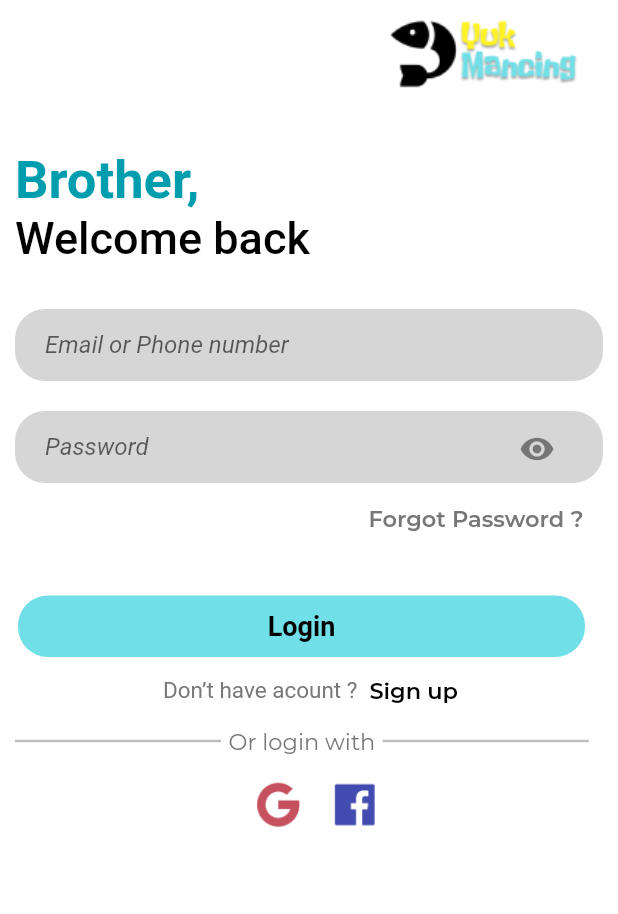
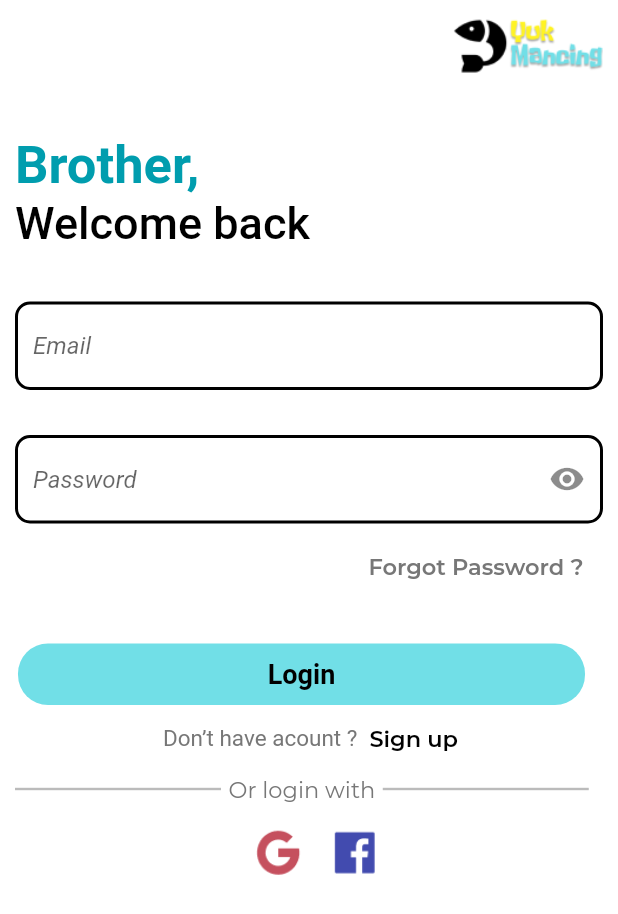
Before and after one commit to mari-bangkit/Mobi.lo, a Flutter app: the Loginpage screen opened directly, on a phone screen of 412 x 824 dp. Shown: the top 914 px of the screen. Run offline on Flutter 3.47's test engine with Material 2 defaults, Android fonts, the phone set to English and light mode, and no system bars; our stand-ins replace animate_do, flutter_snake_navigationbar, fluttertoast, readmore; Roboto replaces fonts that are missing (Gothic A1); project files that could hold a hidden picture were left out.

Commit message:
Update Login logic

```diff
--- a/lib/UI/login_page.dart
+++ b/lib/UI/login_page.dart
@@ -23,10 +23,18 @@ class Loginpage extends StatefulWidget {
 
 class _LoginPageState extends State<Loginpage> {
   bool _isObscure = true;
+  bool _validateUsername = false;
+  bool _validatePassword = false;
 
+  var _username;
+  var _passwordUser;
+
+  TextEditingController _usernameController = TextEditingController();
+  TextEditingController _passwordController = TextEditingController();
   @override
   Widget build(BuildContext context) {
     DateTime _timebackPressed = DateTime.now();
+
     return WillPopScope(
       onWillPop: () async {
         final _difference = DateTime.now().difference(_timebackPressed);
@@ -61,10 +69,10 @@ class _LoginPageState extends State<Loginpage> {
                     child: Container(
                       margin: const EdgeInsets.only(
                         top: 10,
-                        right: 15,
+                        right: 10,
                       ),
-                      height: 50,
-                      width: 150,
+                      height: 40,
+                      width: 100,
                       decoration: const BoxDecoration(
                         image: DecorationImage(
                           image: AssetImage("Assets/Images/Logo.png"),
@@ -107,22 +115,27 @@ class _LoginPageState extends State<Loginpage> {
                             height: 30,
                           ),
                           Container(
-                            height: 48,
-                            width: MediaQuery.of(context).size.width,
                             margin: const EdgeInsets.only(right: 10),
-                            padding: const EdgeInsets.symmetric(
-                                horizontal: 20, vertical: 5),
-                            decoration: BoxDecoration(
-                              color: kLightGray.withOpacity(0.3),
-                              borderRadius: const BorderRadius.all(
-                                Radius.circular(20),
-                              ),
-                            ),
-                            child: const TextField(
+                            padding: const EdgeInsets.symmetric(vertical: 5),
+                            child: TextField(
+                              controller: _usernameController,
+                              keyboardType: TextInputType.emailAddress,
                               decoration: InputDecoration(
-                                  border: InputBorder.none,
-                                  hintText: "Email or Phone number"),
-                              style: TextStyle(
+                                  enabledBorder: OutlineInputBorder(
+                                    borderRadius: BorderRadius.circular(10),
+                                    borderSide: const BorderSide(
+                                        color: Colors.black, width: 2),
+                                  ),
+                                  focusedBorder: OutlineInputBorder(
+                                    borderRadius: BorderRadius.circular(5),
+                                    borderSide: const BorderSide(
+                                        color: Colors.black, width: 2),
+                                  ),
+                                  errorText: _validateUsername
+                                      ? "Email Can\'t empty"
+                                      : null,
+                                  hintText: "Email"),
+                              style: const TextStyle(
                                 fontStyle: FontStyle.italic,
                                 color: kGray,
                               ),
@@ -132,21 +145,25 @@ class _LoginPageState extends State<Loginpage> {
                             height: 20,
                           ),
                           Container(
-                            height: 48,
-                            width: MediaQuery.of(context).size.width,
                             margin: const EdgeInsets.only(right: 10),
-                            padding: const EdgeInsets.symmetric(
-                                horizontal: 20, vertical: 5),
-                            decoration: BoxDecoration(
-                              color: kLightGray.withOpacity(0.3),
-                              borderRadius: const BorderRadius.all(
-                                Radius.circular(20),
-                              ),
-                            ),
+                            padding: const EdgeInsets.symmetric(vertical: 5),
                             child: TextField(
                               obscureText: _isObscure,
+                              controller: _passwordController,
                               decoration: InputDecoration(
-                                border: InputBorder.none,
+                                enabledBorder: OutlineInputBorder(
+                                  borderRadius: BorderRadius.circular(10),
+                                  borderSide: const BorderSide(
+                                      color: Colors.black, width: 2),
+                                ),
+                                focusedBorder: OutlineInputBorder(
+                                  borderRadius: BorderRadius.circular(5),
+                                  borderSide: const BorderSide(
+                                      color: Colors.black, width: 2),
+                                ),
+                                errorText: _validatePassword
+                                    ? "Paswords Can\'t empty"
+                                    : null,
                                 hintText: "Password",
                                 suffixIcon: IconButton(
                                   icon: Icon(_isObscure
@@ -204,12 +221,34 @@ class _LoginPageState extends State<Loginpage> {
                             width: MediaQuery.of(context).size.height,
                             child: TextButton(
                               onPressed: () {
-                                Navigator.push(
-                                  context,
-                                  MaterialPageRoute(
-                                    builder: (context) => const MyHomePage(),
-                                  ),
+                                setState(
+                                  () {
+                                    if (_usernameController.text.isEmpty) {
+                                      _validateUsername = true;
+                                    } else if (_passwordController
+                                        .text.isEmpty) {
+                                      _validatePassword = true;
+                                    } else {
+                                      _validatePassword = false;
+                                      _validateUsername = false;
+                                      _username = _usernameController.text;
+                                      _passwordUser = _passwordController.text;
+                                    }
+                                  },
                                 );
+
+                                print(_username);
+                                print(_passwordUser);
+                                // print('username : ' +
+                                //     _username +
+                                //     '\npassword: ' +
+                                //     _passwordUser);
+                                // Navigator.push(
+                                //   context,
+                                //   MaterialPageRoute(
+                                //     builder: (context) => const MyHomePage(),
+                                //   ),
+                                // );
                               },
                               style: TextButton.styleFrom(
                                 padding: const EdgeInsets.all(5),
```
